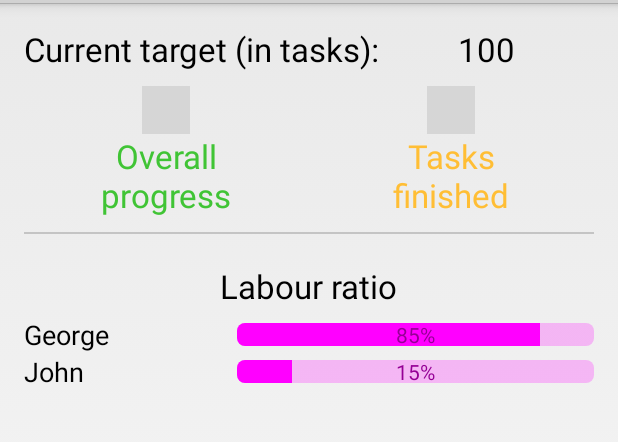
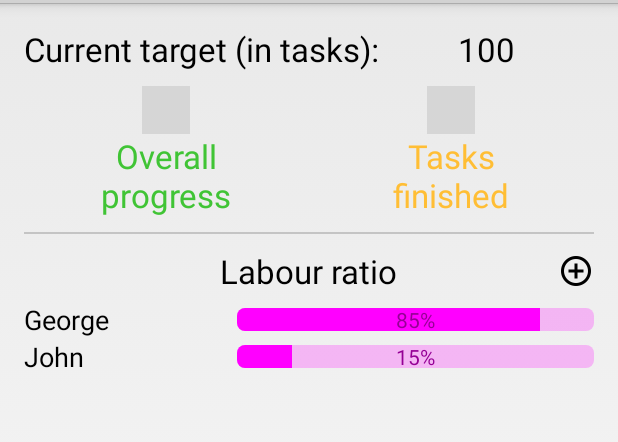
Before and after one commit to DesignUI/android-work-o-meter, an Android app: the screen it shows after launch (StatusActivity), on a phone screen of 412 x 824 dp, the part 69-511 px from its top. Run offline under Robolectric (Android 15) with nearby library versions, the light colour scheme and no system bars; libraries missing offline, so code that uses them is left out: com.github.lzyzsd.circleprogress; plain views replace DonutProgress; 6 statements that could not run were skipped; grey boxes are pictures that could not be loaded.

Commit message:
Minor updates in UI.
TODO: add working functionality

```diff
--- a/app/src/main/java/cz/innovare/workometer/view/dialogs/NewEmployeeDialog.java
+++ /dev/null
@@ -1,16 +0,0 @@
-package cz.innovare.workometer.view.dialogs;
-
-import android.app.Dialog;
-import android.content.Context;
-
-/**
- * Created by Vaclav Sraier on 20.6.15.
- */
-public class NewEmployeeDialog extends Dialog{
-
-    public NewEmployeeDialog(Context context) {
-        super(context);
-    }
-
-
-}
--- a/app/src/main/res/layout/activity_status.xml
+++ b/app/src/main/res/layout/activity_status.xml
@@ -115,14 +115,33 @@
         android:background="#ffc4c4c4" />
 
 
-    <TextView
-        android:layout_marginTop="20dp"
-        android:layout_width="wrap_content"
+    <RelativeLayout
+        android:orientation="horizontal"
+        android:layout_width="match_parent"
         android:layout_height="wrap_content"
-        android:textAppearance="?android:attr/textAppearanceLarge"
-        android:text="@string/labour_ratio"
-        android:id="@+id/textView2"
-        android:layout_gravity="center_horizontal" />
+        android:layout_gravity="center_horizontal"
+        android:layout_marginTop="10dp">
+
+        <TextView
+            android:layout_width="wrap_content"
+            android:layout_height="wrap_content"
+            android:textAppearance="?android:attr/textAppearanceLarge"
+            android:text="@string/labour_ratio"
+            android:id="@+id/textView2"
+            android:layout_centerVertical="true"
+            android:layout_centerHorizontal="true" />
+
+        <ImageButton
+            android:layout_width="wrap_content"
+            android:layout_height="wrap_content"
+            android:id="@+id/addWorker"
+            android:src="@drawable/ic_add_circle_outline_black_24dp"
+            android:contentDescription="add worker"
+            android:layout_marginLeft="237dp"
+            android:layout_centerVertical="true"
+            android:layout_alignParentEnd="true"
+            android:background="@android:color/transparent" />
+    </RelativeLayout>
 
     <ListView
         android:layout_width="match_parent"
```
Also changed, not shown: app/src/main/res/drawable-hdpi/ic_add_circle_outline_black_24dp.png (added), app/src/main/res/drawable-mdpi/ic_add_circle_outline_black_24dp.png (added), app/src/main/res/drawable-xhdpi/ic_add_circle_outline_black_24dp.png (added), app/src/main/res/drawable-xxhdpi/ic_add_circle_outline_black_24dp.png (added), app/src/main/res/drawable-xxxhdpi/ic_add_circle_outline_black_24dp.png (added), 12 other files.
